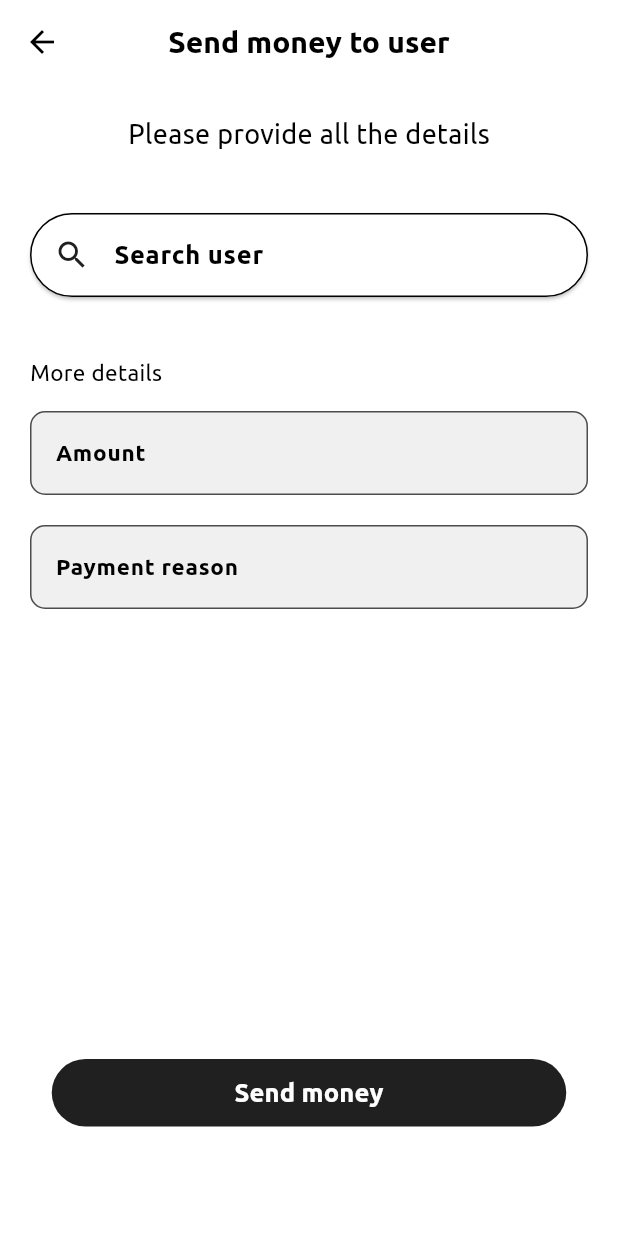
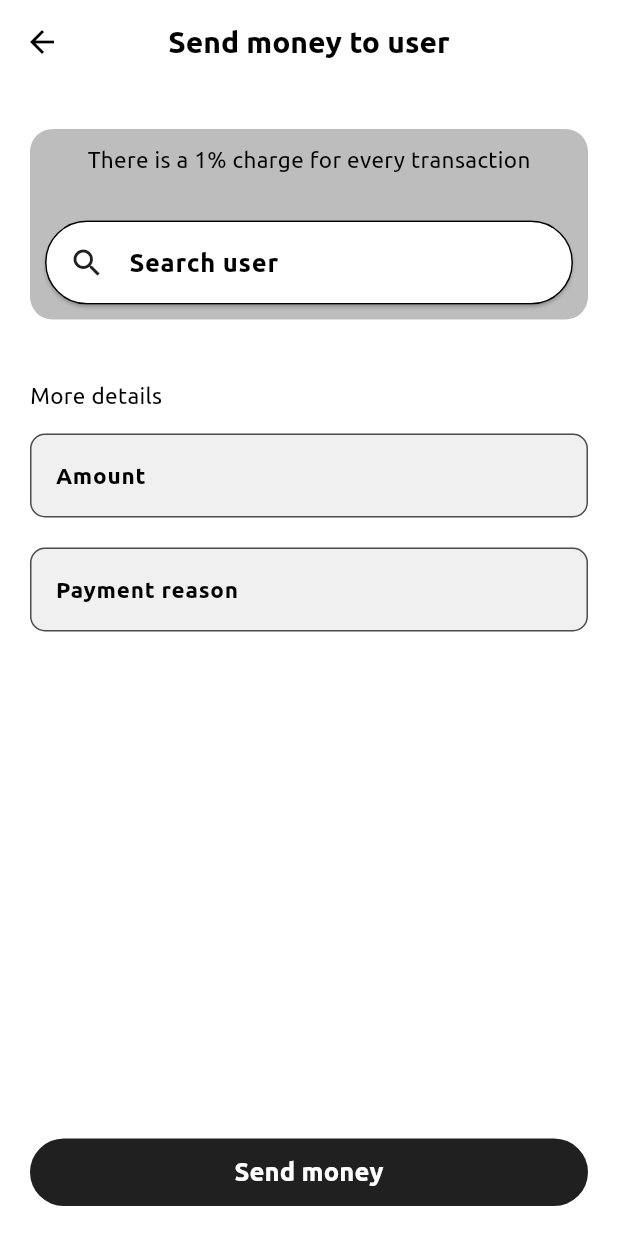
Before and after one commit to nsenji/zai-finance-app, a Flutter app: the MobileMoneyDetails screen opened directly, on a phone screen of 412 x 824 dp. Run offline on Flutter 3.47's test engine with Material 2 defaults, Android fonts, the light colour scheme and no system bars; our stand-ins replace buttons_tabbar, cloud_firestore, firebase_auth, firebase_core, flutter_svg, google_fonts; missing offline and left inert: flutterwave_standard, pin_plus_keyboard; accounts and stored records are empty; project files that could hold a hidden picture were left out.

Commit message:
revamped the send page by changing the circular progress indicator

```diff
--- a/lib/commonWidgets/mainButton.dart
+++ b/lib/commonWidgets/mainButton.dart
@@ -1,3 +1,4 @@
+import 'package:flutter/cupertino.dart';
 import 'package:flutter/material.dart';
 
 class MainButton extends StatefulWidget {
@@ -6,9 +7,11 @@
   final bool disabled;
   final bool lightBlue;
   final bool red;
+  final bool indicator;
   const MainButton(
       {super.key,
       required this.text,
+      this.indicator = false,
       required this.onpressed,
       this.disabled = false,
       this.lightBlue = false,
@@ -31,17 +34,27 @@
             decoration: BoxDecoration(
                 borderRadius: BorderRadius.circular(30),
                 color: widget.disabled
-                    ? theme.disabledColor
+                    ? Colors.black
                     : widget.lightBlue
                         ? const Color.fromARGB(255, 7, 14, 39)
-                        : widget.red?const Color.fromARGB(255, 252, 82, 70): theme.primaryColor),
+                        : widget.red
+                            ? const Color.fromARGB(255, 252, 82, 70)
+                            : theme.primaryColor),
             width: 343,
             height: 45,
-            child: Center(
-                child: Text(
-              widget.text,
-              style: theme.textTheme.labelLarge,
-            ))),
+            child: Padding(
+              padding: const EdgeInsets.all(8.0),
+              child: Center(
+                  child: widget.indicator
+                      ? const CupertinoActivityIndicator(
+                        // strokeWidth: 3,
+                        color: Colors.white,
+                      )
+                      : Text(
+                          widget.text,
+                          style: theme.textTheme.labelLarge,
+                        )),
+            )),
       ),
     );
   }
--- a/lib/features/sendTo/presentation/mobileMoneyWallet/mmdetails.dart
+++ b/lib/features/sendTo/presentation/mobileMoneyWallet/mmdetails.dart
@@ -20,6 +20,8 @@
   String receiverName = "";
   String receiverImage = "";
 
+  bool buttonActive = true;
+
   final controller = SearchController();
 
   final _formKey = GlobalKey<FormState>();
@@ -33,6 +35,44 @@
     var userNotifier = Provider.of<UserNotifier>(context, listen: true);
 
     return Scaffold(
+      bottomNavigationBar: Padding(
+        padding: const EdgeInsets.only(
+          left: 20,
+          right: 20,
+          bottom: 20,
+        ),
+        child: MainButton(
+            indicator: buttonActive ? false : true,
+            disabled: buttonActive ? false : true,
+            text: "Send money",
+            onpressed: () async {
+              if (_formKey.currentState!.validate()) {
+                // If the form is valid, display a snackbar. In the real world,
+                // you'd often call a server or save the information in a database.
+                // sendMoneyToUser();
+                setState(() {
+                  buttonActive = false;
+                });
+                String response = await sendMoneyToUser(
+                    userNotifier.user.userId!,
+                    userNotifier.user.username!,
+                    userNotifier.user.image!,
+                    receiverId,
+                    receiverName,
+                    receiverImage,
+                    double.parse(amountController.text),
+                    context);
+
+                if (response == "Money sent successfully") {
+                  CustomSnackBar.show(context, response, false);
+                  Navigator.push(context,
+                      MaterialPageRoute(builder: (context) => const NavBar()));
+                } else {
+                  CustomSnackBar.show(context, response, true);
+                }
+              }
+            }),
+      ),
       appBar: AppBar(
         centerTitle: true,
         title: const Text(
@@ -53,34 +93,45 @@
             child: Column(
               crossAxisAlignment: CrossAxisAlignment.center,
               children: [
-                const Text(
-                  "Please provide all the details",
-                  style: TextStyle(fontSize: 18),
+                const SizedBox(
+                  height: 10,
                 ),
-                const SizedBox(
-                  height: 40,
+                Container(
+                  decoration: BoxDecoration(
+                      borderRadius: BorderRadius.circular(15),
+                      color: Colors.black26),
+                  child: Padding(
+                    padding: const EdgeInsets.only(
+                        left: 10, right: 10, bottom: 10, top: 10),
+                    child: Column(
+                      children: [
+                        Text("There is a 1% charge for every transaction"),
+                        SizedBox(
+                          height: 30,
                         ),
                         SearchAnchor.bar(
-                    viewHeaderHintStyle:
-                        const TextStyle(color: Colors.black, fontSize: 17),
-                    viewHeaderTextStyle:
-                        const TextStyle(color: Colors.black, fontSize: 17),
+                            viewHeaderHintStyle: const TextStyle(
+                                color: Colors.black, fontSize: 17),
+                            viewHeaderTextStyle: const TextStyle(
+                                color: Colors.black, fontSize: 17),
                             barHintStyle: MaterialStateProperty.resolveWith(
-                      (states) =>
-                          const TextStyle(color: Colors.black, fontSize: 17),
+                              (states) => const TextStyle(
+                                  color: Colors.black, fontSize: 17),
                             ),
                             barTextStyle: MaterialStateProperty.resolveWith(
-                      (states) =>
-                          const TextStyle(color: Colors.black, fontSize: 17),
+                              (states) => const TextStyle(
+                                  color: Colors.black, fontSize: 17),
                             ),
                             searchController: controller,
                             isFullScreen: false,
                             barSide: MaterialStateBorderSide.resolveWith(
-                        (states) => const BorderSide(color: Colors.black)),
-                    barElevation:
-                        MaterialStateProperty.resolveWith((states) => 1),
+                                (states) =>
+                                    const BorderSide(color: Colors.black)),
+                            barElevation: MaterialStateProperty.resolveWith(
+                                (states) => 1),
                             barBackgroundColor: MaterialStateColor.resolveWith(
-                        (states) => const Color.fromARGB(255, 255, 255, 255)),
+                                (states) =>
+                                    const Color.fromARGB(255, 255, 255, 255)),
                             barHintText: "Search user",
                             suggestionsBuilder: (context, controller) {
                               return [
@@ -94,13 +145,17 @@
                                         return (snapshots.connectionState ==
                                                 ConnectionState.waiting)
                                             ? const Center(
-                                        child: CircularProgressIndicator(),
+                                                child:
+                                                    CircularProgressIndicator(),
                                               )
                                             : ListView.builder(
-                                        itemCount: snapshots.data!.docs.length,
+                                                itemCount:
+                                                    snapshots.data!.docs.length,
                                                 itemBuilder: (context, index) {
-                                          var data = snapshots.data!.docs[index]
-                                              .data() as Map<String, dynamic>;
+                                                  var data = snapshots
+                                                          .data!.docs[index]
+                                                          .data()
+                                                      as Map<String, dynamic>;
 
                                                   if (controller.text.isEmpty) {
                                                     return InkWell(
@@ -111,28 +166,34 @@
                                                             data["username"]);
 
                                                         setState(() {
-                                                  receiverId = data["userId"];
+                                                          receiverId =
+                                                              data["userId"];
                                                           receiverName =
                                                               data['username'];
-                                                  receiverImage = data['image'];
+                                                          receiverImage =
+                                                              data['image'];
                                                         });
                                                       },
                                                       child: ListTile(
                                                         leading: CircleAvatar(
                                                           radius: 22,
-                                                  backgroundImage: Image.asset(
+                                                          backgroundImage:
+                                                              Image.asset(
                                                             "assets/images/${data['image']}",
                                                             fit: BoxFit.cover,
                                                           ).image,
                                                         ),
-                                                title: Text(data["username"]),
-                                                subtitle: Text(data['email']),
+                                                        title: Text(
+                                                            data["username"]),
+                                                        subtitle:
+                                                            Text(data['email']),
                                                       ),
                                                     );
                                                   }
                                                   if (data['username']
                                                       .toString()
-                                              .startsWith(controller.text
+                                                      .startsWith(controller
+                                                          .text
                                                           .toLowerCase())) {
                                                     return InkWell(
                                                       onTap: () {
@@ -142,22 +203,27 @@
                                                             data["username"]);
 
                                                         setState(() {
-                                                  receiverId = data["userId"];
+                                                          receiverId =
+                                                              data["userId"];
                                                           receiverName =
                                                               data['username'];
-                                                  receiverImage = data['image'];
+                                                          receiverImage =
+                                                              data['image'];
                                                         });
                                                       },
                                                       child: ListTile(
                                                         leading: CircleAvatar(
                                                           radius: 22,
-                                                  backgroundImage: Image.asset(
+                                                          backgroundImage:
+                                                              Image.asset(
                                                             "assets/images/${data['image']}",
                                                             fit: BoxFit.cover,
                                                           ).image,
                                                         ),
-                                                title: Text(data["username"]),
-                                                subtitle: Text(data['email']),
+                                                        title: Text(
+                                                            data["username"]),
+                                                        subtitle:
+                                                            Text(data['email']),
                                                       ),
                                                     );
                                                   }
@@ -167,6 +233,10 @@
                                 )
                               ];
                             }),
+                      ],
+                    ),
+                  ),
+                ),
                 const SizedBox(
                   height: 40,
                 ),
@@ -204,34 +274,39 @@
                       const SizedBox(
                         height: 300,
                       ),
-                      MainButton(
-                          text: "Send money",
-                          onpressed: () async {
-                            if (_formKey.currentState!.validate()) {
-                              // If the form is valid, display a snackbar. In the real world,
-                              // you'd often call a server or save the information in a database.
-                              // sendMoneyToUser();
-                              String response = await sendMoneyToUser(
-                                  userNotifier.user.userId!,
-                                  userNotifier.user.username!,
-                                  userNotifier.user.image!,
-                                  receiverId,
-                                  receiverName,
-                                  receiverImage,
-                                  double.parse(amountController.text),
-                                  context);
+                      // MainButton(
+                      //     indicator: buttonActive ? false : true,
+                      //     disabled: buttonActive ? false : true,
+                      //     text: "Send money",
+                      //     onpressed: () async {
+                      //       if (_formKey.currentState!.validate()) {
+                      //         // If the form is valid, display a snackbar. In the real world,
+                      //         // you'd often call a server or save the information in a database.
+                      //         // sendMoneyToUser();
+                      //         setState(() {
+                      //           buttonActive = false;
+                      //         });
+                      //         String response = await sendMoneyToUser(
+                      //             userNotifier.user.userId!,
+                      //             userNotifier.user.username!,
+                      //             userNotifier.user.image!,
+                      //             receiverId,
+                      //             receiverName,
+                      //             receiverImage,
+                      //             double.parse(amountController.text),
+                      //             context);
 
-                              if (response == "Money sent successfully") {
-                                CustomSnackBar.show(context, response, false);
-                                Navigator.push(
-                                    context,
-                                    MaterialPageRoute(
-                                        builder: (context) => const NavBar()));
-                              } else {
-                                CustomSnackBar.show(context, response, true);
-                              }
-                            }
-                          })
+                      //         if (response == "Money sent successfully") {
+                      //           CustomSnackBar.show(context, response, false);
+                      //           Navigator.push(
+                      //               context,
+                      //               MaterialPageRoute(
+                      //                   builder: (context) => const NavBar()));
+                      //         } else {
+                      //           CustomSnackBar.show(context, response, true);
+                      //         }
+                      //       }
+                      //     })
                     ],
                   ),
                 ),
```
Lines whose indentation alone changed are shown as unchanged.
